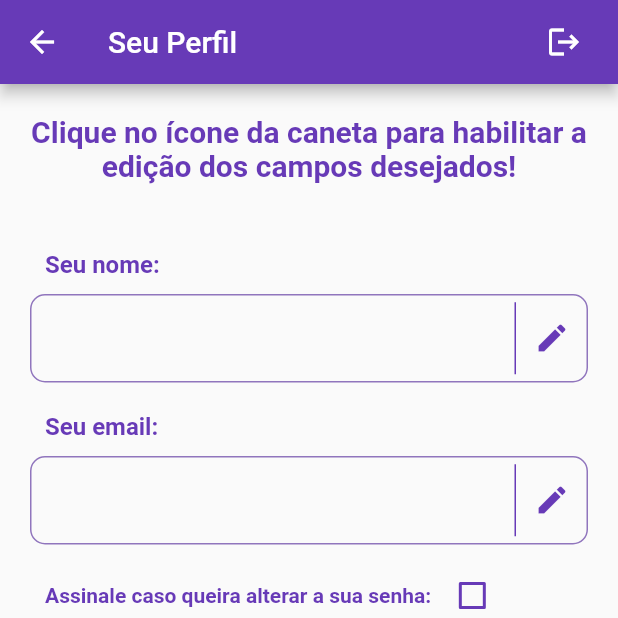
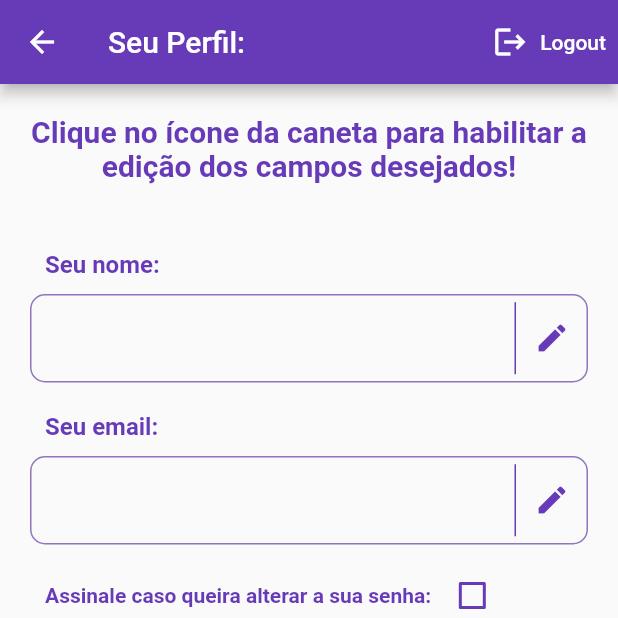
Before and after one commit to The-WalkThrough-Project/WalkthroughTest, a Flutter app: the HomePage screen opened directly with empty values, after a tap on the "person" icon, on a phone screen of 412 x 824 dp, the top half of it. Run offline on Flutter 3.47's test engine with Material 2 defaults, Android fonts, the phone set to English and light mode, and no system bars; our stand-ins replace cloud_firestore, date_format, firebase_auth, firebase_core, firebase_messaging, flutter_bluetooth_serial and 6 more; missing offline and left inert: confirm_dialog; accounts and stored records are empty.

```diff
--- a/lib/modules/acesso/pages/index.dart
+++ b/lib/modules/acesso/pages/index.dart
@@ -495,7 +495,7 @@
 
     ScaffoldMessenger(key: _scaffoldKey, child: SnackBar(
         duration: Duration(milliseconds: 800),
-                          behavior: SnackBarBehavior.floating,
+                          behavior: SnackBarBehavior.fixed,
                           backgroundColor: Colors.deepPurple,
         content: Text(
           message,
--- a/lib/modules/agenda/pages/horarios.dart
+++ b/lib/modules/agenda/pages/horarios.dart
@@ -124,6 +124,7 @@
                             children: [
                               ElevatedButton(
                                   style: ElevatedButton.styleFrom(
+                                    elevation: 10,
                                       shape: RoundedRectangleBorder(
                                         borderRadius:
                                             BorderRadius.circular(10.0),
@@ -141,6 +142,7 @@
                                   child: const Text("CADASTRAR/ATUALIZAR")),
                               ElevatedButton(
                                   style: ElevatedButton.styleFrom(
+                                    elevation: 10,
                                       shape: RoundedRectangleBorder(
                                         borderRadius:
                                             BorderRadius.circular(10.0),
--- a/lib/modules/agenda/repositories/datasources/sql_datasourceHA.dart
+++ b/lib/modules/agenda/repositories/datasources/sql_datasourceHA.dart
@@ -42,7 +42,8 @@
         horarioFinal: e.horarioFinal,
         horarioInicial: e.horarioInicial,
         id: e.id,
-        isTemp: e.isTemp
+        isTemp: e.isTemp,
+        horarioAgendamento: e.horarioAgendamento
       ).toMap()
     }).toList();
   }
@@ -58,7 +59,8 @@
         horarioFinal: e.horarioFinal,
         horarioInicial: e.horarioInicial,
         id: e.id,
-        isTemp: e.isTemp
+        isTemp: e.isTemp,
+        horarioAgendamento: e.horarioAgendamento
       ).toMap()
     }).toList();
   }
--- a/lib/modules/home/pages/index.dart
+++ b/lib/modules/home/pages/index.dart
@@ -67,7 +67,7 @@
     }
 
     return Scaffold(
-            appBar: AppBar(
+            appBar: widget.usuario.nome != null ? AppBar(
               automaticallyImplyLeading: false,
               title: Text(
                 'Bem vindo, ${widget.usuario.nome}!',
@@ -112,8 +112,8 @@
                   },
                 ),
               ],
-            ),
-            body: Center(
+            ) : null,
+            body: widget.usuario.nome != null ? Center(
               child: Column(
                 mainAxisAlignment: MainAxisAlignment.center,
                 children: [
@@ -134,7 +134,25 @@
                   }),
                 ],
               ),
-            ),
+            ) : Center(
+                          child: Column(
+                            crossAxisAlignment: CrossAxisAlignment.center,
+                            mainAxisAlignment: MainAxisAlignment.center,
+                            children: const [
+                              CircularProgressIndicator(
+                                color: Colors.deepPurple,
+                              ),
+                              Padding(
+                                padding: EdgeInsets.all(10.0),
+                                child: Text(
+                                  'Carregando...',
+                                  style: TextStyle(
+                                      color: Colors.deepPurple, fontSize: 18),
+                                ),
+                              )
+                            ],
+                          ),
+                        )
           );
   }
 }
--- a/lib/modules/home/pages/perfil.dart
+++ b/lib/modules/home/pages/perfil.dart
@@ -44,7 +44,7 @@
               onTap: () => FocusScope.of(context).unfocus(),
               child: Scaffold(
                   appBar: AppBar(
-                    title: const Text("Seu Perfil"),
+                    title: Text("Seu Perfil: ${widget.usuario.tipoUsuario}"),
                     actions: [
                       TextButton.icon(
                           onPressed: () {
@@ -60,7 +60,7 @@
                             Icons.logout,
                             color: Colors.white,
                           ),
-                          label: const Text(""))
+                          label: const Text("Logout", style: TextStyle(color: Colors.white),))
                     ],
                   ),
                   body: !isLoading
@@ -259,8 +259,6 @@
                                           });
                                           await _controller2.atualizaDados(
                                               sucesso: (usuario) {
-                                                isLoading = false;
-                                                _controller.removeToken();
                                                 _controller.logOut();
                                                 Navigator.pushAndRemoveUntil(context, MaterialPageRoute(builder: (context) => LoginPage()), (route) => false);
                                                 if ((!alterar || !alterar2) &&
@@ -275,7 +273,7 @@
                                                     duration: Duration(
                                                         milliseconds: 2500),
                                                     behavior: SnackBarBehavior
-                                                        .floating,
+                                                        .fixed,
                                                     backgroundColor:
                                                         Colors.deepPurple,
                                                     content: Text(
@@ -316,7 +314,6 @@
                                                 });
                                               },
                                               falha: (motivo) {
-                                                isLoading = false;
                                                 MotionToast.error(
                                                   title: const Text(
                                                     'Erro',
@@ -336,8 +333,15 @@
                                                   height: 80,
                                                   dismissable: true,
                                                 ).show(context);
+                                                setState(() {
+                                                  _controller2.nome.text == widget.usuario.nome ? _controller2.nome.text = '' : null;
+                                                  _controller2.email.text == widget.usuario.email ? _controller2.email.text = '' : null;
+                                                });
                                               },
                                               usuario: widget.usuario);
+                                              setState(() {
+                                                isLoading = false;
+                                              });
                                         }
                                       }
                                     },
--- a/lib/modules/loginProf/controllers/controller.dart
+++ b/lib/modules/loginProf/controllers/controller.dart
@@ -75,31 +75,4 @@
   Future<void> logOut() async {
     _firebaseAuthProvider.logOut();
   }
-
-  /*Future<void> entrarLogin(context) async {
-    _repository.getConexaoAuth().authStateChanges().listen((User? user) async {
-      if (user == null) {
-        print('Usuário está deslogado!');
-      } else {
-        print('Usuário está logado!');
-        DocumentSnapshot dados = await _repository.getConexao().collection('usuários').doc(user.uid).get();
-        print(dados.data());
-        String? userNome = dados['nome'];
-
-        Navigator.pushReplacement(
-            context, MaterialPageRoute(builder: (context) => HomePage()));
-        ScaffoldMessenger.of(context).showSnackBar(
-          SnackBar(
-            duration: Duration(milliseconds: 1500),
-            behavior: SnackBarBehavior.floating,
-            backgroundColor: Colors.deepPurple,
-            content: Text(
-              'Bem vindo $userNome!',
-              textAlign: TextAlign.center,
-            ),
-          ),
-        );
-      }
-    });
-  }*/
 }
--- a/lib/modules/loginProf/models/prof_model.dart
+++ b/lib/modules/loginProf/models/prof_model.dart
@@ -104,9 +104,6 @@
     if(nome == null || nome!.isEmpty){
       throw Exception("Nome não informado.");
     }
-    if(codigo == null || codigo!.isEmpty){
-      throw Exception("Código não informado.");
-    }
     return true;
   }
 
--- a/lib/modules/loginProf/pages/index.dart
+++ b/lib/modules/loginProf/pages/index.dart
@@ -74,7 +74,7 @@
                             width: 700,
                             height: 700,
                             alignment: Alignment.center,
-                            decoration: BoxDecoration(
+                            decoration: const BoxDecoration(
                               image: DecorationImage(
                                   image: AssetImage(
                                     'assets/images/WT.png',
@@ -111,7 +111,7 @@
                                                   context,
                                                   MaterialPageRoute(
                                                       builder: (context) =>
-                                                          LoginPageController()));
+                                                          const LoginPageController()));
                                             },
                                             falha: (motivo) {
                                               MotionToast.error(
--- a/lib/modules/novoLogin/controllers/controller.dart
+++ b/lib/modules/novoLogin/controllers/controller.dart
@@ -1,5 +1,6 @@
 import 'package:firebase_auth/firebase_auth.dart';
 import 'package:flutter/cupertino.dart';
+import 'package:walkthrough/modules/loginProf/controllers/controller.dart';
 import 'package:walkthrough/modules/loginProf/models/prof_model.dart';
 import 'package:walkthrough/modules/loginProf/repositories/profUser_repository.dart';
 import 'package:walkthrough/shared/providers/firebaseAuth_provider.dart';
@@ -10,6 +11,7 @@
   bool hasSenha = false;
   final _repository = ProfUserRepository();
   final _firebase_auth = FireBaseAuthProvider();
+  final _controllerLogout = UserProfController();
 
   atualizaDados(
       {required VoidCallback? sucesso(UserProf? usuario),
@@ -31,7 +33,8 @@
         user.email = usuario.email;
       }
 
-      if (user.email != '' && user.nome != '') {
+      if (user.email != '' || user.nome != '') {
+        user.codigo = '';
         await _repository.alterar(user);
       }
 
--- a/lib/shared/databases/BD.dart
+++ b/lib/shared/databases/BD.dart
@@ -23,7 +23,7 @@
 
   Future<Database> get database async {
     if (_db != null) {
-      //deleteDatabase('WTdatabase.db');
+      // deleteDatabase('WTdatabase.db');
       return _db!;
     }
 
@@ -47,7 +47,7 @@
         "CREATE TABLE horariosFixos(id INTEGER NOT NULL PRIMARY KEY AUTOINCREMENT, uid TEXT, nomeProfessor VARCHAR(50), nomeDisciplina VARCHAR(50), horario TEXT, diaSemana VARCHAR(20), lab VARCHAR(5));");
 
     await db.execute(
-        "CREATE TABLE horariosAgendados(id INTEGER NOT NULL PRIMARY KEY AUTOINCREMENT, nomeProfessor VARCHAR(50), horarioInicial TEXT, horarioFinal TEXT, data TEXT, lab VARCHAR(5), isTemp BOOLEAN);");
+        "CREATE TABLE horariosAgendados(id INTEGER NOT NULL PRIMARY KEY AUTOINCREMENT, nomeProfessor VARCHAR(50), horarioInicial TEXT, horarioFinal TEXT, data TEXT, lab VARCHAR(5), isTemp BOOLEAN, horarioAgendamento TEXT);");
 
     /* await db.execute(
         "CREATE TABLE professor(id VARCHAR(50) NOT NULL PRIMARY KEY, nome TEXT, professor TEXT, contato TEXT, turmaID VARCHAR(50), FOREIGN KEY (turmaID) REFERENCES turma(id) ON DELETE CASCADE);");
```
Also changed, not shown: lib/modules/agenda/controllers/controllerHorarioA.dart (+17 -0 lines), lib/modules/agenda/models/horario_agendado_model.dart (+9 -1 lines), lib/modules/agenda/pages/index.dart (+7 -2 lines), lib/modules/agenda/repositories/datasources/firebase_datasourceHA.dart (+7 -3 lines), lib/modules/home/pages/sobre.dart (+17 -11 lines), lib/modules/notificacoes/pages/index.dart (+20 -11 lines), lib/modules/novoLogin/pages/novoLogin.dart (+26 -6 lines).
